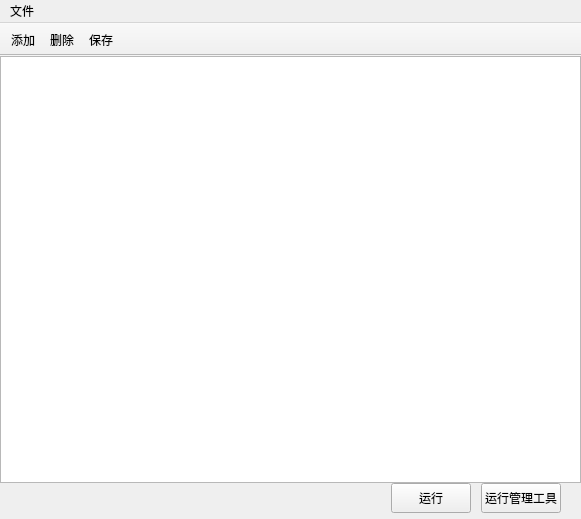
The window that jk_b5d_manager/Ui/JKMainWin.ui (Mr-WangJin/jk_b5d_manager2) describes before a commit, drawn with Qt 5.
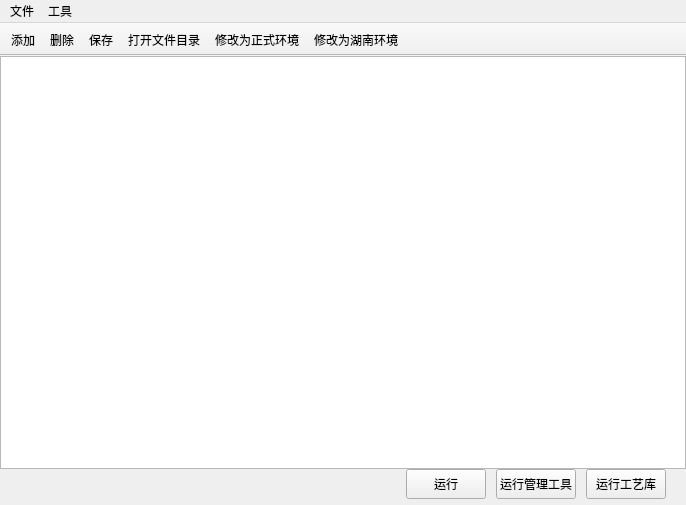
The same window after the commit. Icons and pictures are not drawn.

Commit message: 添加修改版本功能

Patch:
```diff
--- a/jk_b5d_manager/Ui/JKMainWin.ui
+++ b/jk_b5d_manager/Ui/JKMainWin.ui
@@ -6,8 +6,8 @@
    <rect>
     <x>0</x>
     <y>0</y>
-    <width>581</width>
-    <height>519</height>
+    <width>686</width>
+    <height>505</height>
    </rect>
   </property>
   <property name="windowTitle">
@@ -102,6 +102,19 @@
         </property>
        </widget>
       </item>
+      <item>
+       <widget class="QPushButton" name="m_pPBtnRunCraft">
+        <property name="minimumSize">
+         <size>
+          <width>0</width>
+          <height>30</height>
+         </size>
+        </property>
+        <property name="text">
+         <string>运行工艺库</string>
+        </property>
+       </widget>
+      </item>
      </layout>
     </item>
    </layout>
@@ -125,13 +138,16 @@
    <addaction name="m_pActAdd"/>
    <addaction name="m_pActDelete"/>
    <addaction name="m_pActSave"/>
+   <addaction name="m_pActOpenFiePath"/>
+   <addaction name="actSetOffice"/>
+   <addaction name="actSetHuNan"/>
   </widget>
   <widget class="QMenuBar" name="menuBar">
    <property name="geometry">
     <rect>
      <x>0</x>
      <y>0</y>
-     <width>581</width>
+     <width>686</width>
      <height>23</height>
     </rect>
    </property>
@@ -143,7 +159,15 @@
     <addaction name="m_pActDelete"/>
     <addaction name="m_pActSave"/>
    </widget>
+   <widget class="QMenu" name="menu">
+    <property name="title">
+     <string>工具</string>
+    </property>
+    <addaction name="actDelUnis"/>
+    <addaction name="actDelUnableFile"/>
+   </widget>
    <addaction name="menu_File"/>
+   <addaction name="menu"/>
   </widget>
   <action name="m_pActAdd">
    <property name="icon">
@@ -181,6 +205,37 @@
     <string>Ctrl+S</string>
    </property>
   </action>
+  <action name="m_pActOpenFiePath">
+   <property name="text">
+    <string>打开文件目录</string>
+   </property>
+   <property name="toolTip">
+    <string>打开路径</string>
+   </property>
+  </action>
+  <action name="actDelUnis">
+   <property name="text">
+    <string>禁用卸载</string>
+   </property>
+   <property name="toolTip">
+    <string>删除卸载</string>
+   </property>
+  </action>
+  <action name="actDelUnableFile">
+   <property name="text">
+    <string>删除失效文件</string>
+   </property>
+  </action>
+  <action name="actSetOffice">
+   <property name="text">
+    <string>修改为正式环境</string>
+   </property>
+  </action>
+  <action name="actSetHuNan">
+   <property name="text">
+    <string>修改为湖南环境</string>
+   </property>
+  </action>
  </widget>
  <layoutdefault spacing="6" margin="11"/>
  <resources>
```
The commit also changes 8 other files.
